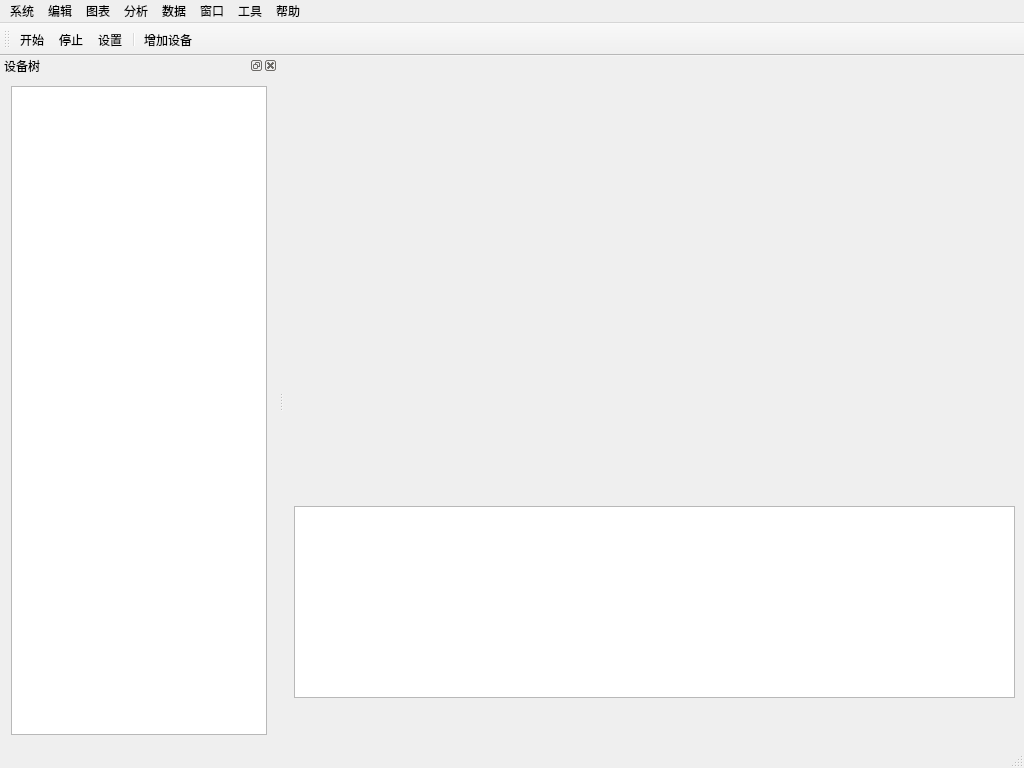
First picture: the form in src-qt-ui/mainwindow.ui, repository phynos/qt-litesolar, before the edit.
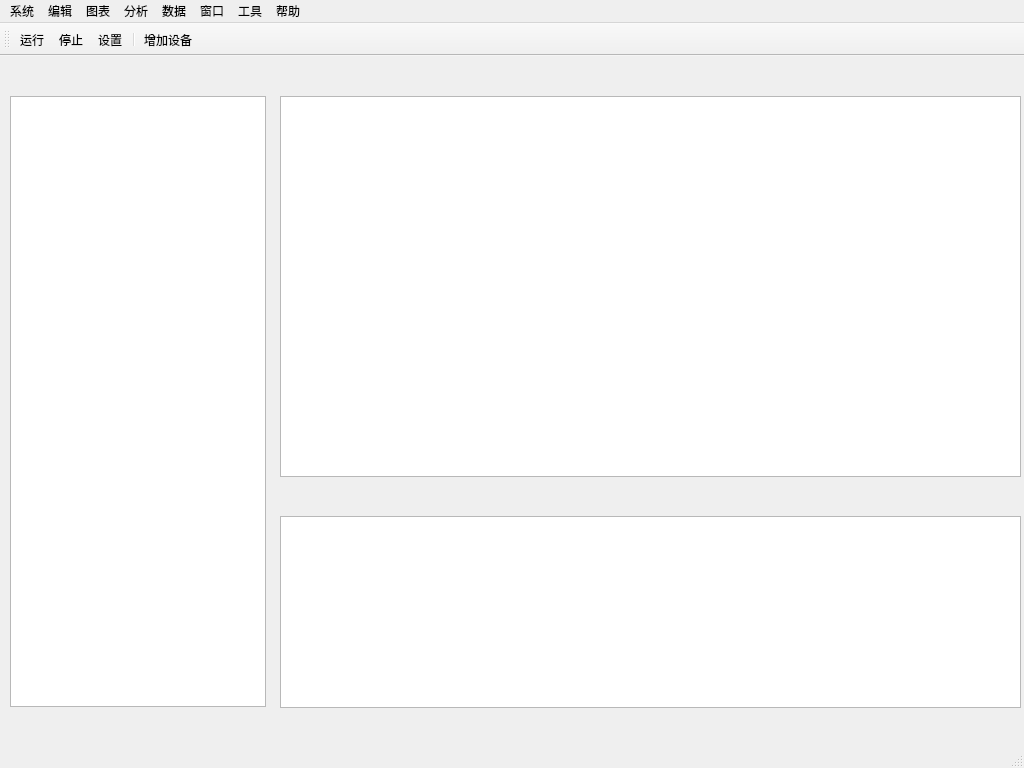
Second picture: the form after the edit. Icons and pictures are not drawn.

The edit to the form file:
```diff
--- a/src-qt-ui/mainwindow.ui
+++ b/src-qt-ui/mainwindow.ui
@@ -48,13 +48,33 @@
    <widget class="QListWidget" name="listWidget">
     <property name="geometry">
      <rect>
-      <x>10</x>
-      <y>450</y>
-      <width>721</width>
+      <x>280</x>
+      <y>460</y>
+      <width>741</width>
       <height>192</height>
      </rect>
     </property>
    </widget>
+   <widget class="QTextBrowser" name="textBrowser">
+    <property name="geometry">
+     <rect>
+      <x>280</x>
+      <y>40</y>
+      <width>741</width>
+      <height>381</height>
+     </rect>
+    </property>
+   </widget>
+   <widget class="QTreeView" name="treeView">
+    <property name="geometry">
+     <rect>
+      <x>10</x>
+      <y>40</y>
+      <width>256</width>
+      <height>611</height>
+     </rect>
+    </property>
+   </widget>
   </widget>
   <widget class="QMenuBar" name="menuBar">
    <property name="geometry">
@@ -177,48 +197,6 @@
    <addaction name="action_4"/>
   </widget>
   <widget class="QStatusBar" name="statusBar"/>
-  <widget class="QDockWidget" name="dockWidgetTree">
-   <property name="windowTitle">
-    <string>设备树</string>
-   </property>
-   <attribute name="dockWidgetArea">
-    <number>1</number>
-   </attribute>
-   <widget class="QWidget" name="dockWidgetContents">
-    <property name="sizePolicy">
-     <sizepolicy hsizetype="Expanding" vsizetype="Expanding">
-      <horstretch>0</horstretch>
-      <verstretch>0</verstretch>
-     </sizepolicy>
-    </property>
-    <layout class="QGridLayout" name="gridLayout">
-     <item row="0" column="0">
-      <widget class="QTreeWidget" name="treeWidget">
-       <property name="minimumSize">
-        <size>
-         <width>100</width>
-         <height>0</height>
-        </size>
-       </property>
-       <property name="maximumSize">
-        <size>
-         <width>16777215</width>
-         <height>16777215</height>
-        </size>
-       </property>
-       <property name="headerHidden">
-        <bool>true</bool>
-       </property>
-       <column>
-        <property name="text">
-         <string notr="true">1</string>
-        </property>
-       </column>
-      </widget>
-     </item>
-    </layout>
-   </widget>
-  </widget>
   <action name="actionBegin">
    <property name="text">
     <string>开始通讯</string>
@@ -233,7 +211,7 @@
      <normaloff>:/image/rc/icon-play.png</normaloff>:/image/rc/icon-play.png</iconset>
    </property>
    <property name="text">
-    <string>开始</string>
+    <string>运行</string>
    </property>
   </action>
   <action name="action_2">
```
